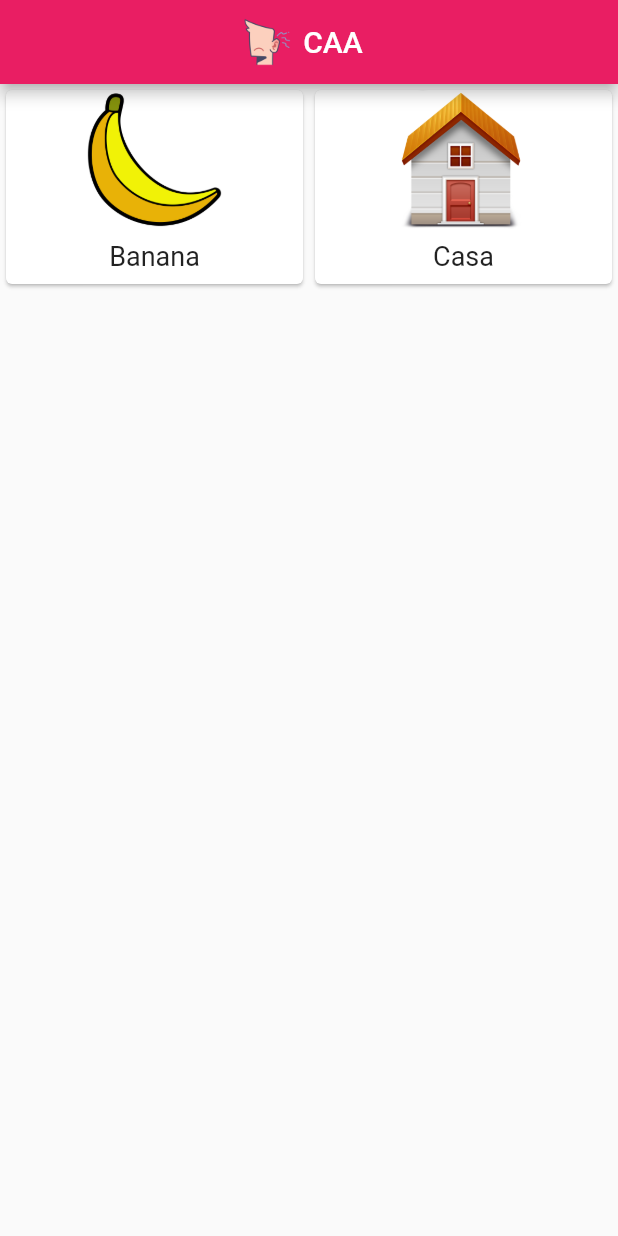
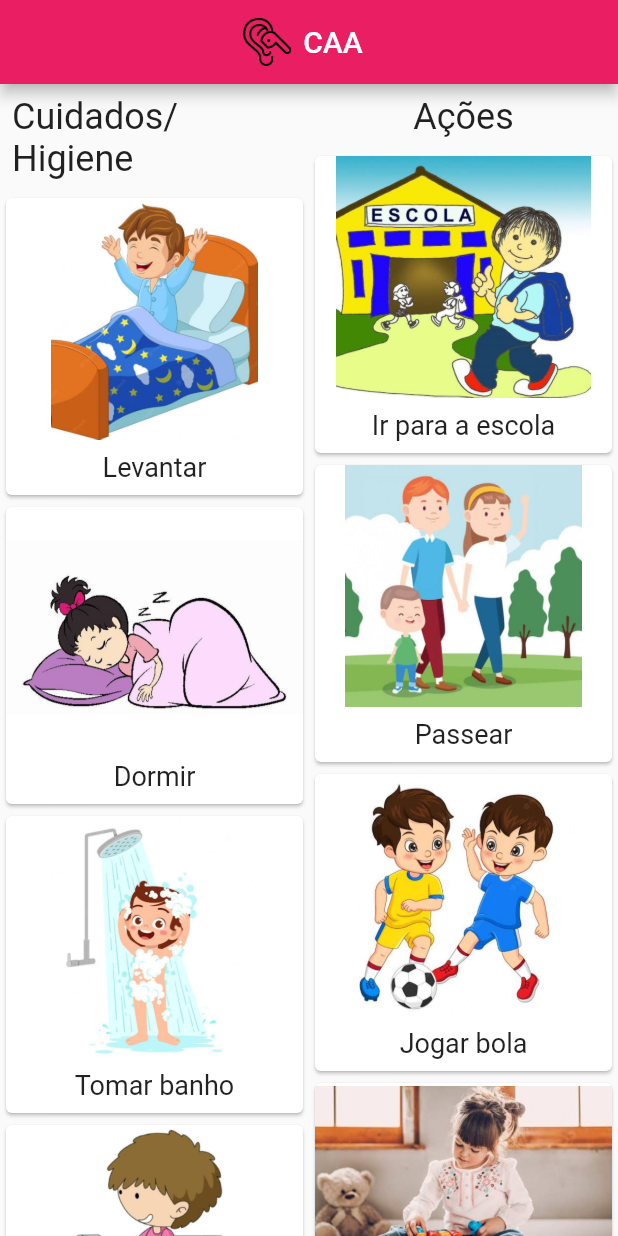
Before and after one commit to Tomcat-42/caa_app, a Flutter app: the screen it shows after launch, on a phone screen of 412 x 824 dp. Run offline on Flutter 3.47's test engine with Material 2 defaults, Android fonts, the light colour scheme and no system bars; our stand-ins replace flutter_tts; missing offline and left inert: dart:html.

Commit message:
feat(app): change app layout
Signed-off-by: Pablo <pablohuggem@gmail.com>

```diff
--- a/lib/data.dart
+++ b/lib/data.dart
@@ -1,12 +1,34 @@
 export "data.dart" show items;
 
-List<Map> items = [
+List<Map<String, String>> items2 = [
+  {'image': "assets/images/ir_para_escola.jpeg", "desc": "Ir para a escola"},
+  {"image": "assets/images/passear.jpeg", "desc": "Passear"},
+  {"image": "assets/images/jogar_bola.jpeg", "desc": "Jogar bola"},
   {
-    'image': 'assets/images/banana.png',
-    'desc': 'Banana',
+    'image': 'assets/images/brincar.jpeg',
+    'desc': 'Brincar',
   },
   {
-    'image': 'assets/images/casa.png',
-    'desc': 'Casa',
+    'image': 'assets/images/assistir_tv.jpeg',
+    'desc': 'Assistir TV',
   },
 ];
+
+List<Map<String, String>> items1 = [
+  {"image": "assets/images/levantar.jpeg", "desc": "Levantar"},
+  {
+    "image": "assets/images/dormir.jpeg",
+    "desc": "Dormir",
+  },
+  {"image": "assets/images/tomar_banho.jpeg", "desc": "Tomar banho"},
+  {
+    "image": "assets/images/ir_ao_banheiro.jpeg",
+    "desc": "Ir ao banheiro",
+  },
+  {"image": "assets/images/se_vestir.jpeg", "desc": "Se vestir"},
+  {
+    'image': 'assets/images/comer.jpeg',
+    'desc': 'Comer',
+  },
+  {"image": "assets/images/tomar_agua.jpeg", "desc": "Tomar água"}
+];
--- a/lib/main.dart
+++ b/lib/main.dart
@@ -2,63 +2,28 @@ import 'package:flutter/material.dart';
 import 'data.dart';
 import 'package:flutter_tts/flutter_tts.dart';
 import 'tts.dart';
-
 
 void main() {
   runApp(MyApp());
 }
 
 class MyApp extends StatelessWidget {
-  const MyApp({super.key});
+  const MyApp({Key? key}) : super(key: key);
 
-  // This widget is the root of your application.
   @override
   Widget build(BuildContext context) {
     return MaterialApp(
       title: 'CAA',
       theme: ThemeData(
-          // This is the theme of your application.
-          //
-          // Try running your application with "flutter run". You'll see the
-          // application has a blue toolbar. Then, without quitting the app, try
-          // changing the primarySwatch below to Colors.green and then invoke
-          // "hot reload" (press "r" in the console where you ran "flutter run",
-          // or simply save your changes to "hot reload" in a Flutter IDE).
-          // Notice that the counter didn't reset back to zero; the application
-          // is not restarted.
         primarySwatch: Colors.pink,
       ),
-        home: const MyHomePage(title: 'CAA'));
+      home: const MyHomePage(title: 'CAA'),
+    );
   }
 }
-// class MyApp extends StatelessWidget {
-//   @override
-//   Widget build(BuildContext context) {
-//     return MaterialApp(
-//       home: Scaffold(
-//         appBar: AppBar(title: Text('Testing TTS on Web')),
-//         body: Center(
-//           child: ElevatedButton(
-//             onPressed: () => speak('Hello'),
-//             child: Text('Tap to Speak'),
-//           ),
-//         ),
-//       ),
-//     );
-//   }
-// }
 
 class MyHomePage extends StatefulWidget {
-  const MyHomePage({super.key, required this.title});
-
-  // This widget is the home page of your application. It is stateful, meaning
-  // that it has a State object (defined below) that contains fields that affect
-  // how it looks.
-
-  // This class is the configuration for the state. It holds the values (in this
-  // case the title) provided by the parent (in this case the App widget) and
-  // used by the build method of the State. Fields in a Widget subclass are
-  // always marked "final".
+  const MyHomePage({Key? key, required this.title}) : super(key: key);
 
   final String title;
 
@@ -67,27 +32,8 @@ class MyHomePage extends StatefulWidget {
 }
 
 class _MyHomePageState extends State<MyHomePage> {
-  int _counter = 0;
-
-  void _incrementCounter() {
-    setState(() {
-      // This call to setState tells the Flutter framework that something has
-      // changed in this State, which causes it to rerun the build method below
-      // so that the display can reflect the updated values. If we changed
-      // _counter without calling setState(), then the build method would not be
-      // called again, and so nothing would appear to happen.
-      _counter++;
-    });
-  }
-
   @override
   Widget build(BuildContext context) {
-    // This method is rerun every time setState is called, for instance as done
-    // by the _incrementCounter method above.
-    //
-    // The Flutter framework has been optimized to make rerunning build methods
-    // fast, so that you can just rebuild anything that needs updating rather
-    // than having to individually change instances of widgets.
     return Scaffold(
       appBar: AppBar(
         title: Row(
@@ -104,19 +50,48 @@ class _MyHomePageState extends State<MyHomePage> {
             ),
           ],
         ),
-          backgroundColor: Color(0xFFE91E63), // Pink color
+        backgroundColor: Color(0xFFE91E63),
       ),
-        body: GridView.builder(
+      body: Row(
+        crossAxisAlignment: CrossAxisAlignment.stretch,
+        children: [
+          Expanded(
+            // Add context and column title for items1
+            child: buildGridView(context, "Cuidados/Higiene", items1),
+          ),
+          Expanded(
+            // Add context and column title for items2
+            child: buildGridView(context, "Ações", items2),
+          ),
+        ],
+      ),
+    );
+  }
+
+// Add BuildContext to the buildGridView function's parameters
+  Widget buildGridView(
+      BuildContext context, String title, List<Map<String, String>> items) {
+    return Column(
+      children: [
+        Padding(
+          padding: const EdgeInsets.all(8.0),
+          child: Text(
+            title,
+            style: TextStyle(fontSize: 24),
+          ),
+        ),
+        Expanded(
+          child: GridView.builder(
             itemCount: items.length,
             gridDelegate: SliverGridDelegateWithFixedCrossAxisCount(
-            crossAxisCount: 2,
+              crossAxisCount: 1,
               childAspectRatio: MediaQuery.of(context).size.width /
-                (MediaQuery.of(context).size.height / 3),
+                  (MediaQuery.of(context).size.height / 2),
             ),
             itemBuilder: (context, index) {
               return InkWell(
                 onTap: () {
-                speak(items[index]['desc']);
+                  speak(items[index]['desc']!);
                 },
                 child: Card(
                   child: Column(
@@ -124,14 +99,14 @@ class _MyHomePageState extends State<MyHomePage> {
                     children: [
                       Expanded(
                         child: Image.asset(
-                        items[index]['image'],
+                          items[index]['image']!,
                           fit: BoxFit.contain,
                         ),
                       ),
                       Padding(
                         padding: EdgeInsets.all(8.0),
                         child: Text(
-                        items[index]['desc'],
+                          items[index]['desc']!,
                           style: TextStyle(fontSize: 18),
                           textAlign: TextAlign.center,
                         ),
@@ -141,6 +116,9 @@ class _MyHomePageState extends State<MyHomePage> {
                 ),
               );
             },
-        ));
+          ),
+        ),
+      ],
+    );
   }
 }
```
Also changed, not shown: pubspec.yaml (+12 -2 lines), assets/images/assistir_tv.jpeg (added), assets/images/banana.png (deleted), assets/images/brincar.jpeg (added), assets/images/casa.png (deleted), assets/images/comer.jpeg (added), assets/images/dormir.jpeg (added), assets/images/ear.png, assets/images/ir_ao_banheiro.jpeg (added), assets/images/ir_para_escola.jpeg (added), assets/images/jogar_bola.jpeg (added), assets/images/levantar.jpeg (added), assets/images/passear.jpeg (added), assets/images/se_vestir.jpeg (added), 2 more files. Lines whose indentation alone changed are shown as unchanged.
